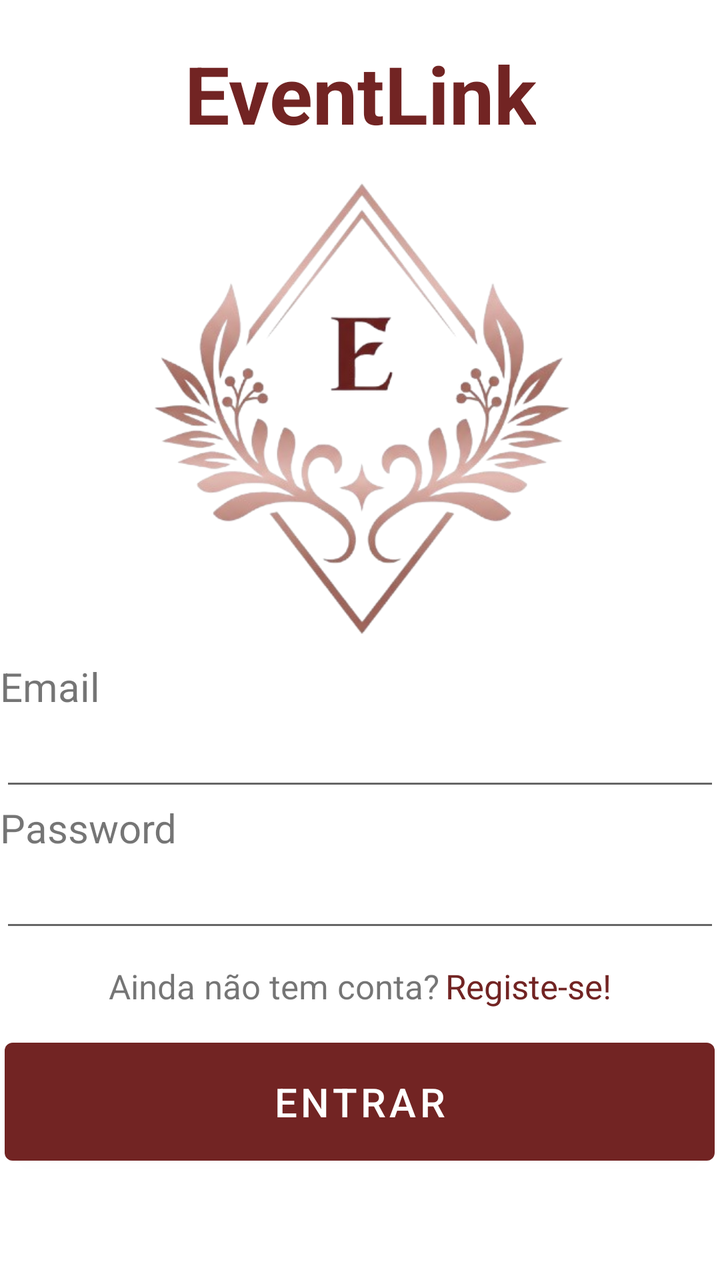
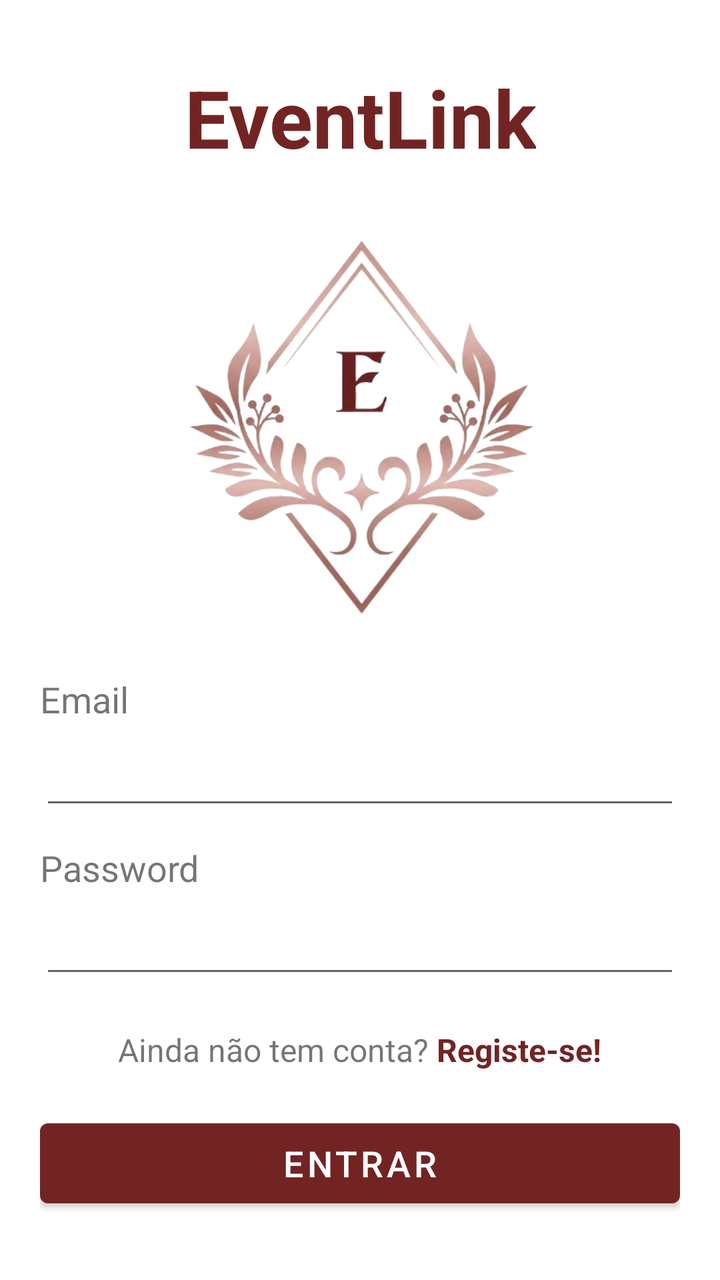

An Android layout rendered at two revisions. The XML below is the earlier revision; the diff shows what the commit changed to produce the second picture.
<!-- AndroidManifest.xml: activity theme Theme.EventLink.WithActionBar -->
<!-- res/layout/activity_login.xml -->
<?xml version="1.0" encoding="utf-8"?>
<LinearLayout xmlns:app="http://schemas.android.com/apk/res-auto"
    xmlns:tools="http://schemas.android.com/tools"
    xmlns:android="http://schemas.android.com/apk/res/android"
    android:id="@+id/main"
    android:layout_width="match_parent"
    android:layout_height="match_parent"
    android:orientation="vertical"
    android:gravity="center"
    android:fitsSystemWindows="true"
    tools:context="com.example.eventlink.LoginActivity">

    <Space
        android:layout_width="match_parent"
        android:layout_height="20dp" />

    <TextView
        android:id="@+id/tv_eventlink"
        android:layout_width="wrap_content"
        android:layout_height="0dp"
        android:layout_weight="0.025"
        android:fontFamily="sans-serif"
        android:text="@string/txt_eventlink"
        android:textAlignment="center"
        android:textColor="@color/color_eventlink"
        android:textSize="40sp"
        android:textStyle="bold" />

    <ImageView
        android:id="@+id/img_eventlink"
        android:layout_width="match_parent"
        android:layout_height="0dp"
        android:layout_weight="0.15"
        app:srcCompat="@drawable/eventlink" />

    <TextView
        android:id="@+id/tv_email"
        android:layout_width="match_parent"
        android:layout_height="0dp"
        android:layout_weight="0.020"
        android:textSize="20sp"
        android:text="@string/txt_email" />

    <EditText
        android:id="@+id/etEmail"
        android:layout_width="match_parent"
        android:layout_height="0dp"
        android:layout_weight="0.020"
        android:ems="10"
        android:inputType="textEmailAddress" />

    <TextView
        android:id="@+id/tv_password"
        android:layout_width="match_parent"
        android:layout_height="0dp"
        android:layout_weight="0.020"
        android:textSize="20sp"
        android:text="@string/txt_password" />

    <EditText
        android:id="@+id/etPassword"
        android:layout_width="match_parent"
        android:layout_height="0dp"
        android:layout_weight="0.020"
        android:ems="10"
        android:inputType="textPassword" />

    <LinearLayout
        android:layout_width="match_parent"
        android:layout_height="0dp"
        android:layout_weight="0.025"
        android:gravity="center"
        android:orientation="horizontal">

        <TextView
            android:id="@+id/tv_semconta"
            android:layout_width="wrap_content"
            android:layout_height="wrap_content"
            android:textSize="17sp"
            android:text="@string/txt_ainda_nao_tem_conta_login" />

        <TextView
            android:id="@+id/tv_registe_login"
            android:layout_width="wrap_content"
            android:layout_height="wrap_content"
            android:text="@string/txt_registe_login"
            android:layout_marginStart="3dp"
            android:textSize="17sp"
            android:textColor="@color/color_eventlink"
            android:clickable="true"
            android:focusable="true"
            android:onClick="onClickRegister"/>

    </LinearLayout>

    <Button
        android:id="@+id/button"
        android:layout_width="wrap_content"
        android:layout_height="0dp"
        android:layout_weight="0.04"
        android:textSize="20sp"
        android:ems="15"
        app:backgroundTint="@color/color_eventlink"
        android:textColor="@color/white"
        android:text="@string/btn_entrar_login"
        android:onClick="onClickLogin"/>

    <Space
        android:layout_width="match_parent"
        android:layout_height="0dp"
        android:layout_weight="0.03"/>


</LinearLayout>
<!-- resources referenced by this layout -->
<resources>
  <color name="color_eventlink">#722423</color>
  <color name="white">#FFFFFFFF</color>
  <!-- drawable eventlink: jpg bitmap (drawable, 119129 bytes) -->
  <string name="btn_entrar_login">Entrar</string>
  <string name="txt_ainda_nao_tem_conta_login">Ainda não tem conta?</string>
  <string name="txt_email">Email</string>
  <string name="txt_eventlink">EventLink</string>
  <string name="txt_password">Password</string>
  <string name="txt_registe_login">Registe-se!</string>
  <style name="Theme.EventLink.WithActionBar" parent="Theme.MaterialComponents.DayNight.DarkActionBar">
          <item name="colorPrimary">@color/color_eventlink</item>
      </style>
</resources>

<!-- the commit's change to res/layout/activity_login.xml (unified diff, before → after) -->
@@ -1,114 +1,113 @@
 <?xml version="1.0" encoding="utf-8"?>
-<LinearLayout xmlns:app="http://schemas.android.com/apk/res-auto"
+<ScrollView xmlns:android="http://schemas.android.com/apk/res/android"
+    xmlns:app="http://schemas.android.com/apk/res-auto"
     xmlns:tools="http://schemas.android.com/tools"
-    xmlns:android="http://schemas.android.com/apk/res/android"
     android:id="@+id/main"
     android:layout_width="match_parent"
     android:layout_height="match_parent"
-    android:orientation="vertical"
-    android:gravity="center"
+    android:fillViewport="true"
     android:fitsSystemWindows="true"
     tools:context="com.example.eventlink.LoginActivity">
 
-    <Space
-        android:layout_width="match_parent"
-        android:layout_height="20dp" />
-
-    <TextView
-        android:id="@+id/tv_eventlink"
-        android:layout_width="wrap_content"
-        android:layout_height="0dp"
-        android:layout_weight="0.025"
-        android:fontFamily="sans-serif"
-        android:text="@string/txt_eventlink"
-        android:textAlignment="center"
-        android:textColor="@color/color_eventlink"
-        android:textSize="40sp"
-        android:textStyle="bold" />
-
-    <ImageView
-        android:id="@+id/img_eventlink"
-        android:layout_width="match_parent"
-        android:layout_height="0dp"
-        android:layout_weight="0.15"
-        app:srcCompat="@drawable/eventlink" />
-
-    <TextView
-        android:id="@+id/tv_email"
-        android:layout_width="match_parent"
-        android:layout_height="0dp"
-        android:layout_weight="0.020"
-        android:textSize="20sp"
-        android:text="@string/txt_email" />
-
-    <EditText
-        android:id="@+id/etEmail"
-        android:layout_width="match_parent"
-        android:layout_height="0dp"
-        android:layout_weight="0.020"
-        android:ems="10"
-        android:inputType="textEmailAddress" />
-
-    <TextView
-        android:id="@+id/tv_password"
-        android:layout_width="match_parent"
-        android:layout_height="0dp"
-        android:layout_weight="0.020"
-        android:textSize="20sp"
-        android:text="@string/txt_password" />
-
-    <EditText
-        android:id="@+id/etPassword"
-        android:layout_width="match_parent"
-        android:layout_height="0dp"
-        android:layout_weight="0.020"
-        android:ems="10"
-        android:inputType="textPassword" />
-
     <LinearLayout
         android:layout_width="match_parent"
-        android:layout_height="0dp"
-        android:layout_weight="0.025"
+        android:layout_height="wrap_content"
         android:gravity="center"
-        android:orientation="horizontal">
+        android:orientation="vertical"
+        android:paddingHorizontal="20dp"
+        android:paddingVertical="24dp">
 
         <TextView
-            android:id="@+id/tv_semconta"
+            android:id="@+id/tv_eventlink"
             android:layout_width="wrap_content"
             android:layout_height="wrap_content"
-            android:textSize="17sp"
-            android:text="@string/txt_ainda_nao_tem_conta_login" />
+            android:fontFamily="sans-serif"
+            android:text="@string/txt_eventlink"
+            android:textAlignment="center"
+            android:textColor="@color/color_eventlink"
+            android:textSize="40sp"
+            android:textStyle="bold" />
+
+        <ImageView
+            android:id="@+id/img_eventlink"
+            android:layout_width="220dp"
+            android:layout_height="220dp"
+            android:layout_marginTop="12dp"
+            android:layout_marginBottom="20dp"
+            android:scaleType="fitCenter"
+            app:srcCompat="@drawable/eventlink" />
 
         <TextView
-            android:id="@+id/tv_registe_login"
-            android:layout_width="wrap_content"
+            android:id="@+id/tv_email"
+            android:layout_width="match_parent"
             android:layout_height="wrap_content"
-            android:text="@string/txt_registe_login"
-            android:layout_marginStart="3dp"
-            android:textSize="17sp"
-            android:textColor="@color/color_eventlink"
-            android:clickable="true"
-            android:focusable="true"
-            android:onClick="onClickRegister"/>
+            android:text="@string/txt_email"
+            android:textSize="18sp" />
+
+        <EditText
+            android:id="@+id/etEmail"
+            android:layout_width="match_parent"
+            android:layout_height="wrap_content"
+            android:minHeight="48dp"
+            android:ems="10"
+            android:inputType="textEmailAddress" />
+
+        <TextView
+            android:id="@+id/tv_password"
+            android:layout_width="match_parent"
+            android:layout_height="wrap_content"
+            android:layout_marginTop="12dp"
+            android:text="@string/txt_password"
+            android:textSize="18sp" />
+
+        <EditText
+            android:id="@+id/etPassword"
+            android:layout_width="match_parent"
+            android:layout_height="wrap_content"
+            android:minHeight="48dp"
+            android:ems="10"
+            android:inputType="textPassword" />
+
+        <LinearLayout
+            android:layout_width="match_parent"
+            android:layout_height="wrap_content"
+            android:layout_marginTop="20dp"
+            android:gravity="center"
+            android:orientation="horizontal">
+
+            <TextView
+                android:id="@+id/tv_semconta"
+                android:layout_width="wrap_content"
+                android:layout_height="wrap_content"
+                android:text="@string/txt_ainda_nao_tem_conta_login"
+                android:textSize="16sp" />
+
+            <TextView
+                android:id="@+id/tv_registe_login"
+                android:layout_width="wrap_content"
+                android:layout_height="wrap_content"
+                android:layout_marginStart="4dp"
+                android:clickable="true"
+                android:focusable="true"
+                android:onClick="onClickRegister"
+                android:text="@string/txt_registe_login"
+                android:textColor="@color/color_eventlink"
+                android:textSize="16sp"
+                android:textStyle="bold" />
+
+        </LinearLayout>
+
+        <Button
+            android:id="@+id/button"
+            android:layout_width="match_parent"
+            android:layout_height="wrap_content"
+            android:layout_marginTop="20dp"
+            android:minHeight="52dp"
+            android:onClick="onClickLogin"
+            android:text="@string/btn_entrar_login"
+            android:textColor="@color/white"
+            android:textSize="18sp"
+            app:backgroundTint="@color/color_eventlink" />
 
     </LinearLayout>
-
-    <Button
-        android:id="@+id/button"
-        android:layout_width="wrap_content"
-        android:layout_height="0dp"
-        android:layout_weight="0.04"
-        android:textSize="20sp"
-        android:ems="15"
-        app:backgroundTint="@color/color_eventlink"
-        android:textColor="@color/white"
-        android:text="@string/btn_entrar_login"
-        android:onClick="onClickLogin"/>
-
-    <Space
-        android:layout_width="match_parent"
-        android:layout_height="0dp"
-        android:layout_weight="0.03"/>
-
-
-</LinearLayout>
+</ScrollView>
